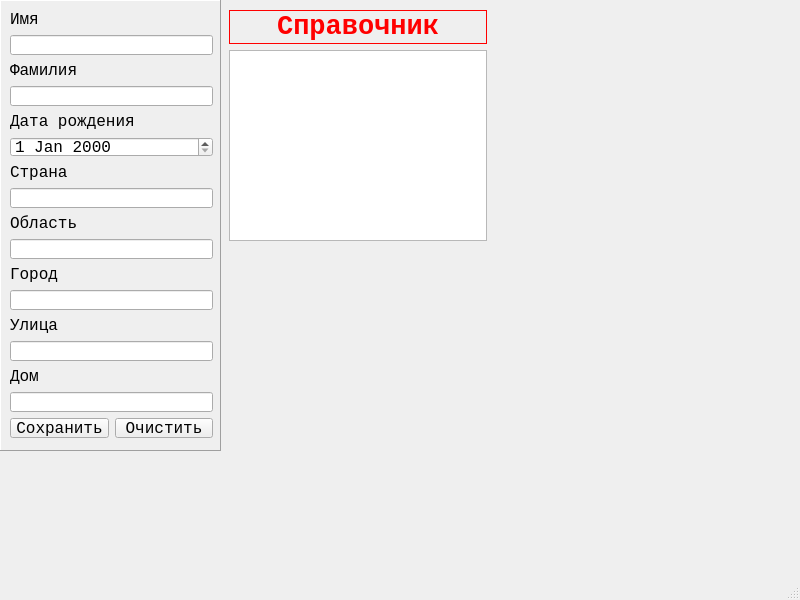
The window that mainwindow.ui (it-top-irkutsk/PhoneBook) describes before a commit, drawn with Qt 5.
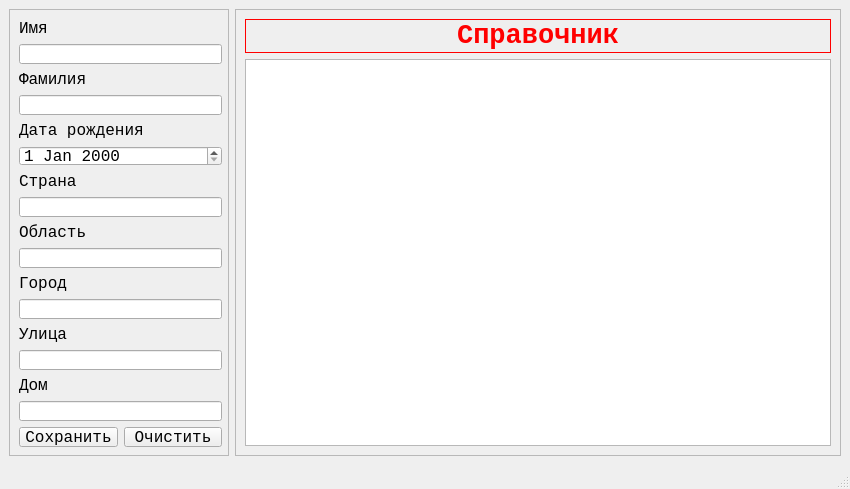
The same window after the commit.

Commit message: Финальный дизайн формы

```diff
--- a/mainwindow.ui
+++ b/mainwindow.ui
@@ -6,10 +6,16 @@
    <rect>
     <x>0</x>
     <y>0</y>
-    <width>800</width>
-    <height>600</height>
+    <width>850</width>
+    <height>489</height>
    </rect>
   </property>
+  <property name="minimumSize">
+   <size>
+    <width>850</width>
+    <height>489</height>
+   </size>
+  </property>
   <property name="font">
    <font>
     <family>Lucida Console</family>
@@ -20,20 +26,29 @@
    <string>PhoneBook</string>
   </property>
   <widget class="QWidget" name="centralwidget">
+   <layout class="QHBoxLayout" name="horizontalLayout_2">
+    <item>
    <widget class="QFrame" name="frame">
-    <property name="geometry">
-     <rect>
-      <x>0</x>
-      <y>0</y>
-      <width>221</width>
-      <height>451</height>
-     </rect>
+      <property name="sizePolicy">
+       <sizepolicy hsizetype="Minimum" vsizetype="Minimum">
+        <horstretch>0</horstretch>
+        <verstretch>0</verstretch>
+       </sizepolicy>
+      </property>
+      <property name="minimumSize">
+       <size>
+        <width>200</width>
+        <height>0</height>
+       </size>
+      </property>
+      <property name="maximumSize">
+       <size>
+        <width>220</width>
+        <height>16777215</height>
+       </size>
     </property>
     <property name="frameShape">
-     <enum>QFrame::Panel</enum>
-    </property>
-    <property name="frameShadow">
-     <enum>QFrame::Raised</enum>
+       <enum>QFrame::StyledPanel</enum>
     </property>
     <widget class="QWidget" name="">
      <property name="geometry">
@@ -152,29 +167,29 @@
      </layout>
     </widget>
    </widget>
-   <widget class="QWidget" name="">
-    <property name="geometry">
-     <rect>
-      <x>229</x>
-      <y>10</y>
-      <width>258</width>
-      <height>231</height>
-     </rect>
-    </property>
-    <layout class="QVBoxLayout" name="verticalLayout_3">
-     <property name="sizeConstraint">
-      <enum>QLayout::SetMaximumSize</enum>
-     </property>
+    </item>
      <item>
+     <widget class="QFrame" name="frame_2">
+      <property name="frameShape">
+       <enum>QFrame::StyledPanel</enum>
+      </property>
+      <property name="frameShadow">
+       <enum>QFrame::Raised</enum>
+      </property>
+      <layout class="QGridLayout" name="gridLayout">
+       <item row="0" column="0">
       <layout class="QVBoxLayout" name="verticalLayout_2">
        <property name="sizeConstraint">
-        <enum>QLayout::SetMaximumSize</enum>
-       </property>
-       <property name="rightMargin">
-        <number>0</number>
+          <enum>QLayout::SetDefaultConstraint</enum>
        </property>
        <item>
         <widget class="QLabel" name="label_Title">
+           <property name="sizePolicy">
+            <sizepolicy hsizetype="Minimum" vsizetype="Maximum">
+             <horstretch>0</horstretch>
+             <verstretch>0</verstretch>
+            </sizepolicy>
+           </property>
          <property name="font">
           <font>
            <family>Lucida Console</family>
@@ -200,17 +215,28 @@
          </property>
         </widget>
        </item>
-      </layout>
-     </item>
      <item>
       <widget class="QColumnView" name="columnView">
+           <property name="enabled">
+            <bool>true</bool>
+           </property>
+           <property name="sizePolicy">
+            <sizepolicy hsizetype="Preferred" vsizetype="Preferred">
+             <horstretch>0</horstretch>
+             <verstretch>0</verstretch>
+            </sizepolicy>
+           </property>
        <property name="resizeGripsVisible">
         <bool>true</bool>
        </property>
       </widget>
      </item>
     </layout>
-   </widget>
+       </item>
+      </layout>
+     </widget>
+    </item>
+   </layout>
   </widget>
   <widget class="QStatusBar" name="statusbar"/>
  </widget>
```
Lines whose indentation alone changed are shown as unchanged. The commit also changes 1 other file.
